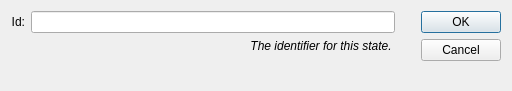
Old version of the form src/modules/specialized/scxml/dialogs/scxmlfinaldialog.ui in the repository lbellonda/qxmledit.
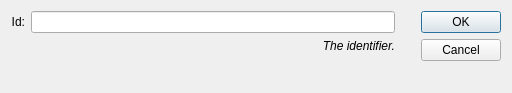
New version of the form. Icons and pictures are not drawn.

The edit to the form file:
```diff
--- a/src/modules/specialized/scxml/dialogs/scxmlfinaldialog.ui
+++ b/src/modules/specialized/scxml/dialogs/scxmlfinaldialog.ui
@@ -7,7 +7,7 @@
     <x>0</x>
     <y>0</y>
     <width>512</width>
-    <height>91</height>
+    <height>93</height>
    </rect>
   </property>
   <property name="windowTitle">
@@ -56,7 +56,7 @@
         </font>
        </property>
        <property name="text">
-        <string>The identifier for this state. </string>
+        <string>The identifier.</string>
        </property>
        <property name="alignment">
         <set>Qt::AlignRight|Qt::AlignTrailing|Qt::AlignVCenter</set>
```
